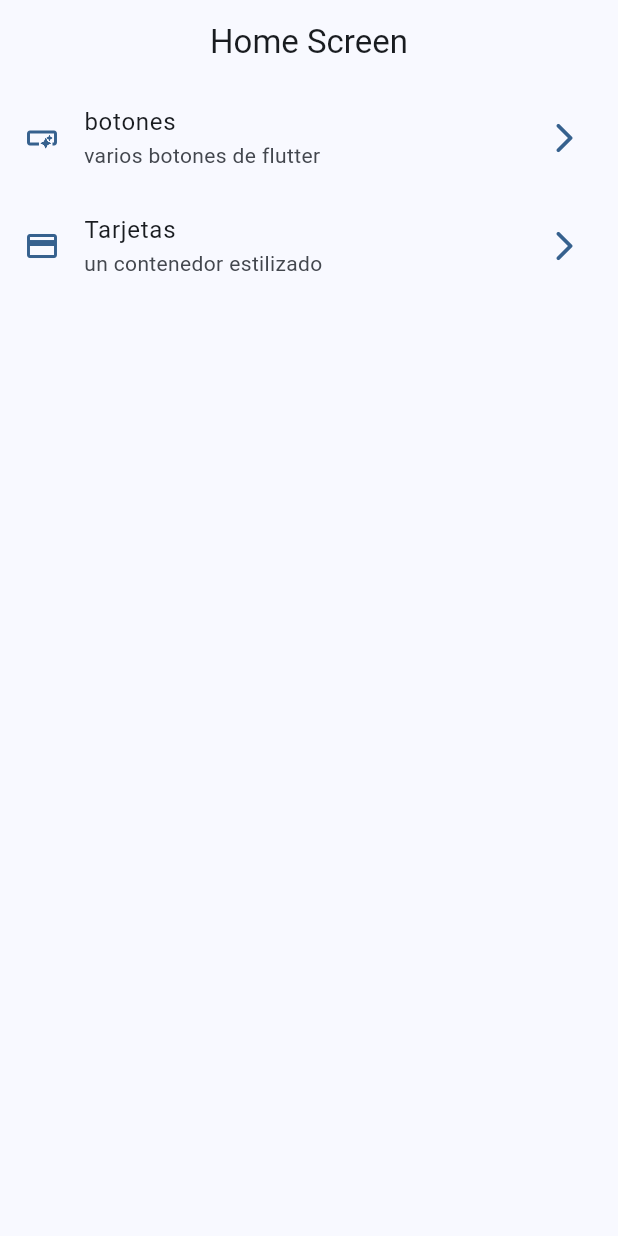
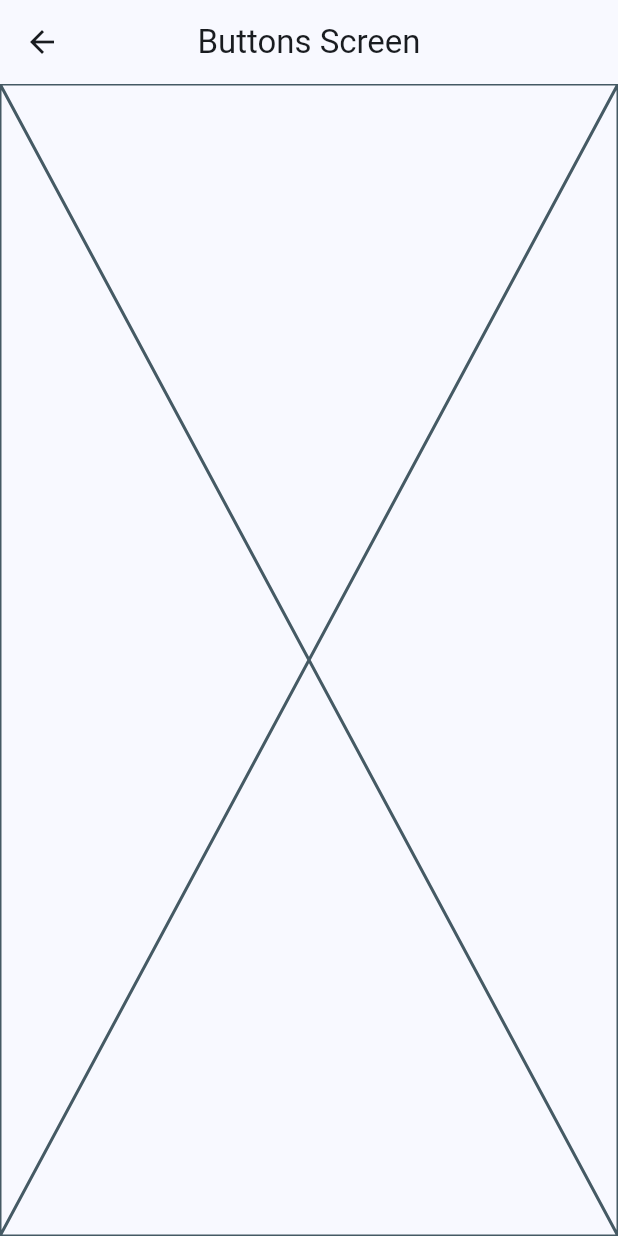
Before and after one commit to Jano-C/widget_app, a Flutter app: the screen it shows after launch, after a tap on "botones", on a phone screen of 412 x 824 dp. Run offline on Flutter 3.47's test engine with Material 3 defaults, Android fonts, the phone set to English and light mode, and no system bars.

Commit message:
rutas basicas

```diff
--- a/lib/main.dart
+++ b/lib/main.dart
@@ -1,5 +1,7 @@
 import 'package:flutter/material.dart';
 import 'package:widget_app/config/theme/app_theme.dart';
+import 'package:widget_app/presentation/screens/buttons/buttons_screen.dart';
+import 'package:widget_app/presentation/screens/cards/cards_screen.dart';
 import 'package:widget_app/presentation/screens/home/home_screen.dart';
 
 void main() {
@@ -14,7 +16,11 @@ class MainApp extends StatelessWidget {
     return  MaterialApp(
       debugShowCheckedModeBanner: false,
       theme: AppTheme(selectedColor: 0).getTheme(),
-      home: const HomeScreen()
+      home: const HomeScreen(),
+      routes: {
+        '/botones': (context) => const ButtonsScreen(),
+        '/cards': (context) => const CardsScreen(),
+      },
     );
 
 
--- /dev/null
+++ b/lib/presentation/screens/buttons/buttons_screen.dart
@@ -0,0 +1,16 @@
+import 'package:flutter/material.dart';
+
+class ButtonsScreen extends StatelessWidget {
+  const ButtonsScreen({super.key});
+
+  @override
+  Widget build(BuildContext context) {
+    return Scaffold(
+      appBar: AppBar(
+        centerTitle: true,
+        title: const Text('Buttons Screen'),
+      ),
+      body: const Placeholder(),
+    );
+  }
+}
--- a/lib/presentation/screens/home/home_screen.dart
+++ b/lib/presentation/screens/home/home_screen.dart
@@ -1,5 +1,6 @@
 import 'package:flutter/material.dart';
 import 'package:widget_app/config/menu/menu_items.dart';
+import 'package:widget_app/presentation/screens/buttons/buttons_screen.dart';
 
 class HomeScreen extends StatelessWidget {
   const HomeScreen({super.key});
@@ -47,7 +48,10 @@ class _CustomLitsTile extends StatelessWidget {
       subtitle: Text(menuItem.subtitle),
       leading: Icon(menuItem.icon, color: colors.primary),
       onTap: () {
-            print("Click en ${menuItem.title}");
+           Navigator.of(context).push(
+            MaterialPageRoute(
+              builder: (context) => const ButtonsScreen(),
+              ));
           },
       trailing: Icon(Icons.arrow_forward_ios_rounded, color: colors.primary),
 
```
Also changed, not shown: lib/presentation/screens/cards/cards_screen.dart (added, +16 -0 lines).
